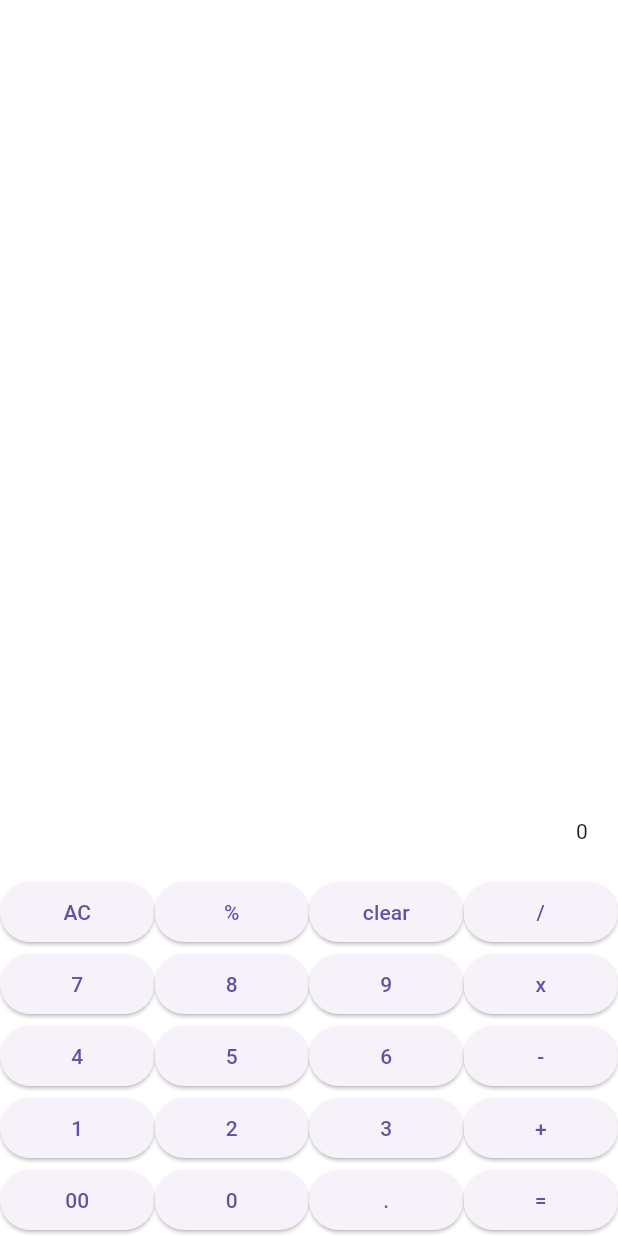
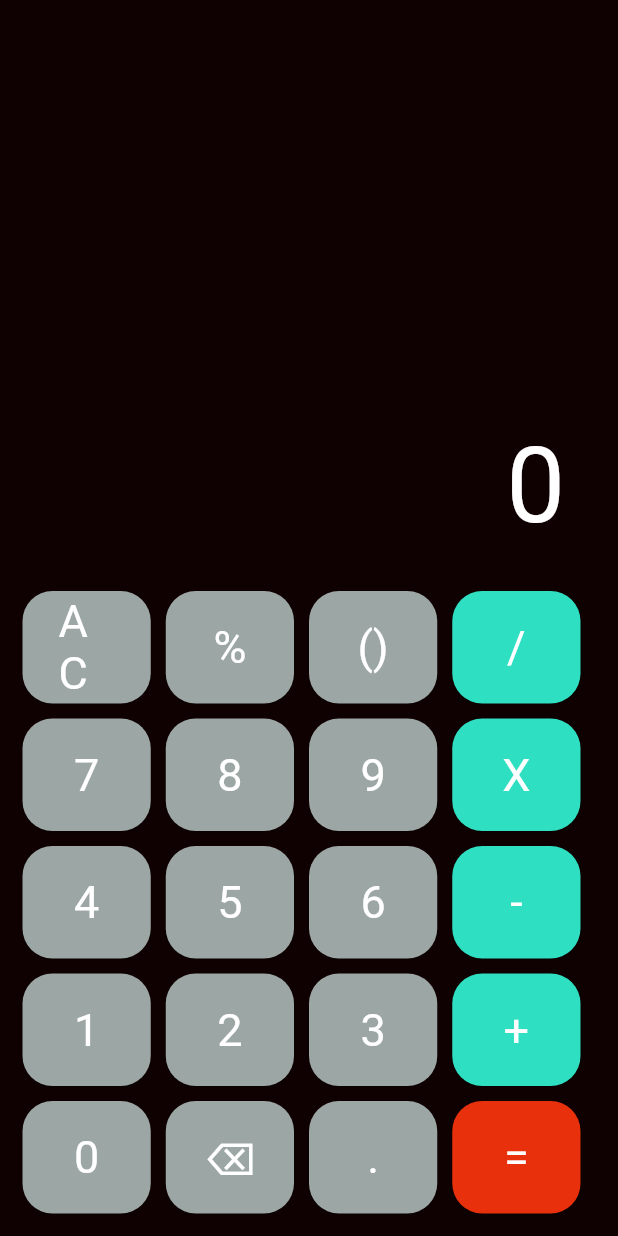
Before and after one commit to malvka-k/calculator, a Flutter app: the screen it shows after launch, on a phone screen of 412 x 824 dp. Run offline on Flutter 3.47's test engine with Material 3 defaults, Android fonts, the phone set to English and light mode, and no system bars; our stand-ins replace lottie, math_expressions.

Commit message:
buttoncolour

```diff
--- a/lib/home.dart
+++ b/lib/home.dart
@@ -1,5 +1,3 @@
-
-
 import 'package:flutter/material.dart';
 import 'package:math_expressions/math_expressions.dart';
 
@@ -17,18 +15,36 @@ class _HomeState extends State<Home> {
 
   Widget button(String text) {
     return Expanded(
+      child: SizedBox(
+        width: 75,
+        height: 75,
+
         child: ElevatedButton(
           onPressed: () {
             buttonpress(text);
           },
-        child: Text(text),style: ElevatedButton.styleFrom(backgroundColor: text=="/"||text=="x"||text=="-"||text=="+" ?  Colors.amber:(text=="=")?,
+          child: Text(text,style: TextStyle(fontSize: Text=="AC"?18:30)),
+          style: ElevatedButton.styleFrom(
+            backgroundColor:
+                text == "/" || text == "X" || text == "-" || text == "+"
+                ? const Color.fromARGB(255, 47, 223, 194)
+                : (text == "=")
+                ? const Color.fromARGB(255, 232, 48, 12)
+                : const Color.fromARGB(255, 156, 166, 164),
+            foregroundColor: Colors.white,
+            textStyle: TextStyle(fontSize: 30),
+            shape:RoundedRectangleBorder(
+              borderRadius: BorderRadiusGeometry.circular(20),
+            ),
+          ),
+        ),
       ),
     );
   }
 
   String evaluateexpression(String expression) {
     try {
-      expression = expression.replaceAll("x", "*").replaceAll("/", "/");
+      expression = expression.replaceAll("X", "*").replaceAll("/", "/");
       Parser p = Parser();
       Expression exp = p.parse(expression);
       ContextModel cm = ContextModel();
@@ -44,7 +60,7 @@ class _HomeState extends State<Home> {
       if (value == "AC") {
         input = "";
         output = "0";
-      } else if (value == "clear") {
+      } else if (value == "⌫") {
         input = input.isNotEmpty ? input.substring(0, input.length - 1) : "";
       } else if (value == "=") {
         try {
@@ -61,8 +77,11 @@ class _HomeState extends State<Home> {
   @override
   Widget build(BuildContext context) {
     return Scaffold(
-      backgroundColor: Colors.white,
-      body: Column(
+      backgroundColor: const Color.fromARGB(255, 15, 1, 1),
+      body: Padding(
+        padding: const EdgeInsets.all(15.0),
+        child: Center(
+          child: Column(
             children: [
               Expanded(
                 child: Container(
@@ -71,7 +90,13 @@ class _HomeState extends State<Home> {
                   child: Column(
                     mainAxisAlignment: .end,
                     crossAxisAlignment: .end,
-                children: [Text(input), Text(output)],
+                    children: [
+                      Text(input, style: TextStyle(color: Colors.white,fontSize: 30)),
+                      Text(
+                        output,
+                        style: TextStyle(color: Colors.white, fontSize: 70),
+                      ),
+                    ],
                   ),
                 ),
               ),
@@ -80,27 +105,74 @@ class _HomeState extends State<Home> {
                   Row(
                     children: [
                       button("AC"),
+                      SizedBox(width: 10),
                       button("%"),
-                  button("clear"),
+                      SizedBox(width: 10),
+                      button("()"),
+                      SizedBox(width: 10),
                       button("/"),
+                      SizedBox(width: 10),
                     ],
                   ),
+
+                  SizedBox(height: 10),
                   Row(
-                children: [button("7"), button("8"), button("9"), button("x")],
+                    children: [
+                      button("7"),
+                      SizedBox(width: 10),
+                      button("8"),
+                      SizedBox(width: 10),
+                      button("9"),
+                      SizedBox(width: 10),
+                      button("X"),
+                      SizedBox(width: 10),
+                    ],
                   ),
+                  SizedBox(height: 10),
                   Row(
-                children: [button("4"), button("5"), button("6"), button("-")],
+                    children: [
+                      button("4"),
+                      SizedBox(width: 10),
+                      button("5"),
+                      SizedBox(width: 10),
+                      button("6"),
+                      SizedBox(width: 10),
+                      button("-"),
+                      SizedBox(width: 10),
+                    ],
                   ),
+                  SizedBox(height: 10),
                   Row(
-                children: [button("1"), button("2"), button("3"), button("+")],
+                    children: [
+                      button("1"),
+                      SizedBox(width: 10),
+                      button("2"),
+                      SizedBox(width: 10),
+                      button("3"),
+                      SizedBox(width: 10),
+                      button("+"),
+                      SizedBox(width: 10),
+                    ],
                   ),
+                  SizedBox(height: 10),
                   Row(
-                children: [button("00"), button("0"), button("."), button("=")],
+                    children: [
+                      button("0"),
+                      SizedBox(width: 10),
+                      button("⌫"),
+                      SizedBox(width: 10),
+                      button("."),
+                      SizedBox(width: 10),
+                      button("="),
+                      SizedBox(width: 10),
+                    ],
                   ),
                 ],
               ),
             ],
           ),
+        ),
+      ),
     );
   }
 }
```
Lines whose indentation alone changed are shown as unchanged.
